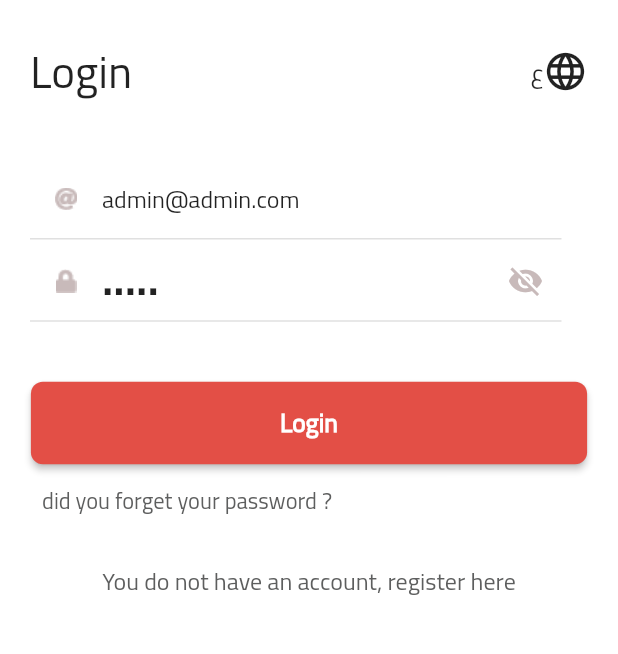
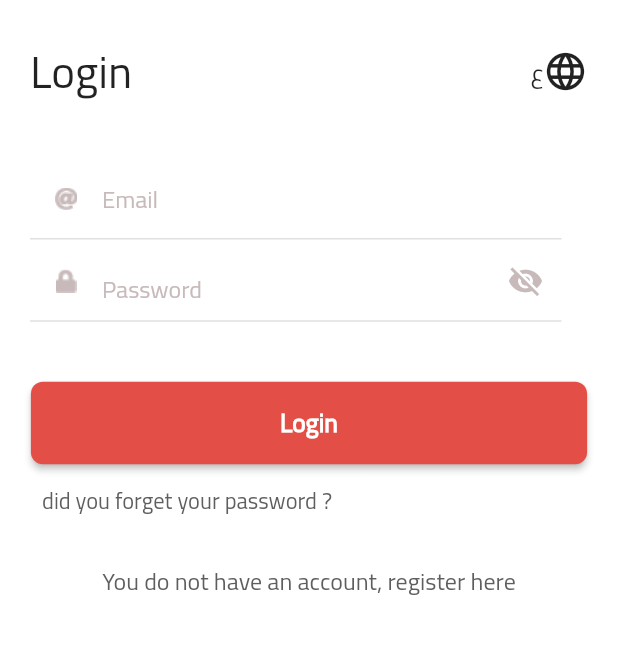
Before and after one commit to AbdllahMohamed/Bedayat, a Flutter app: the screen it shows after launch, after a tap on the "language" icon, on a phone screen of 412 x 824 dp, the part 221-875 px from its top. Run offline on Flutter 3.47's test engine with Material 2 defaults, Android fonts, the phone set to English and light mode, and no system bars; our stand-ins replace carousel_slider, dio, firebase_core, firebase_messaging, flutter_svg, font_awesome_flutter and 11 more; missing offline and left inert: dart:html, dart:js, hijri_picker, webviewx; accounts and stored records are empty.

Commit message:
delete default login data

```diff
--- a/lib/UI/screens/login/login.dart
+++ b/lib/UI/screens/login/login.dart
@@ -26,10 +26,9 @@ class _LoginScreenState extends State<LoginScreen> {
 
   final _formKey = GlobalKey<FormState>();
 
-  TextEditingController _email =
-      new TextEditingController(text: 'admin@admin.com');
+  TextEditingController _email = new TextEditingController(text: '');
 
-  TextEditingController _password = new TextEditingController(text: 'admin');
+  TextEditingController _password = new TextEditingController(text: '');
 
   bool _obscureText = true;
 
```
Also changed, not shown: 2 other files.
